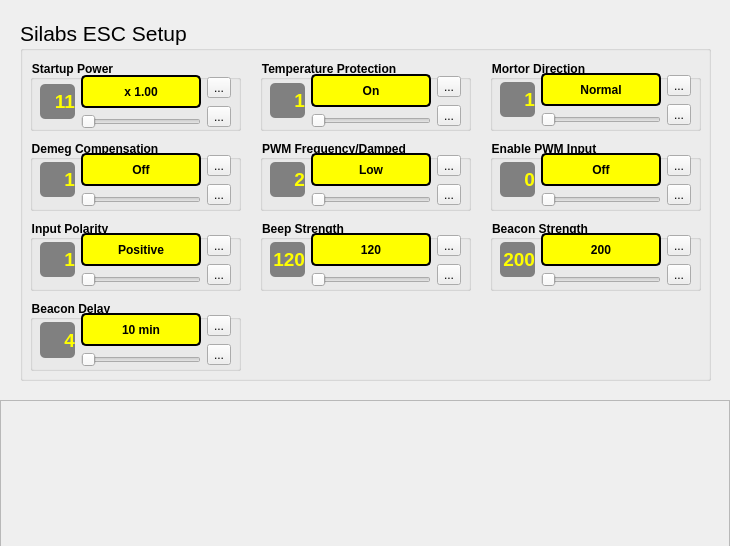
Before: the Qt Designer form src/uavconfig.ui in nlbtuyen/ConfigurationGCS, drawn with Qt 5.
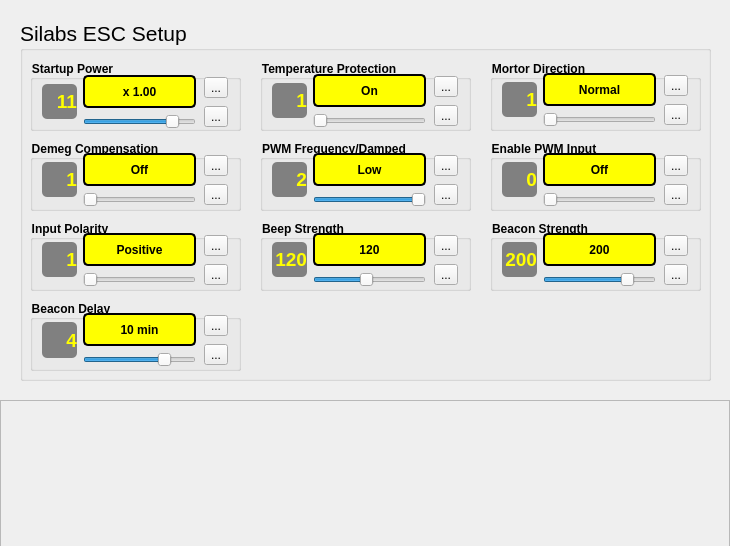
After: the same form once the commit is applied. The open tabs and pages were chosen to show the change. Icons and pictures are not drawn.

Commit message: Update BLHeli (except undo button)

```diff
--- a/src/uavconfig.ui
+++ b/src/uavconfig.ui
@@ -3869,6 +3869,18 @@
            <layout class="QVBoxLayout" name="verticalLayout_70">
             <item>
              <widget class="QLabel" name="label_startupTitle">
+              <property name="minimumSize">
+               <size>
+                <width>113</width>
+                <height>0</height>
+               </size>
+              </property>
+              <property name="maximumSize">
+               <size>
+                <width>113</width>
+                <height>16777215</height>
+               </size>
+              </property>
               <property name="styleSheet">
                <string notr="true">QLabel{
 	background-color: yellow;
@@ -3887,12 +3899,27 @@
             </item>
             <item>
              <widget class="QSlider" name="slide_startup">
+              <property name="minimumSize">
+               <size>
+                <width>113</width>
+                <height>0</height>
+               </size>
+              </property>
+              <property name="maximumSize">
+               <size>
+                <width>113</width>
+                <height>16777215</height>
+               </size>
+              </property>
               <property name="minimum">
                <number>1</number>
               </property>
               <property name="maximum">
                <number>13</number>
               </property>
+              <property name="value">
+               <number>11</number>
+              </property>
               <property name="orientation">
                <enum>Qt::Horizontal</enum>
               </property>
@@ -4007,6 +4034,18 @@
            <layout class="QVBoxLayout" name="verticalLayout_71">
             <item>
              <widget class="QLabel" name="label_tempeTitle">
+              <property name="minimumSize">
+               <size>
+                <width>113</width>
+                <height>0</height>
+               </size>
+              </property>
+              <property name="maximumSize">
+               <size>
+                <width>113</width>
+                <height>16777215</height>
+               </size>
+              </property>
               <property name="styleSheet">
                <string notr="true">QLabel{
 	background-color: yellow;
@@ -4025,6 +4064,18 @@
             </item>
             <item>
              <widget class="QSlider" name="slide_tempe">
+              <property name="minimumSize">
+               <size>
+                <width>113</width>
+                <height>0</height>
+               </size>
+              </property>
+              <property name="maximumSize">
+               <size>
+                <width>113</width>
+                <height>16777215</height>
+               </size>
+              </property>
               <property name="maximum">
                <number>1</number>
               </property>
@@ -4142,6 +4193,18 @@
            <layout class="QVBoxLayout" name="verticalLayout_72">
             <item>
              <widget class="QLabel" name="label_motorTitle">
+              <property name="minimumSize">
+               <size>
+                <width>113</width>
+                <height>0</height>
+               </size>
+              </property>
+              <property name="maximumSize">
+               <size>
+                <width>113</width>
+                <height>16777215</height>
+               </size>
+              </property>
               <property name="styleSheet">
                <string notr="true">QLabel{
 	background-color: yellow;
@@ -4160,6 +4223,18 @@
             </item>
             <item>
              <widget class="QSlider" name="slide_motor">
+              <property name="minimumSize">
+               <size>
+                <width>113</width>
+                <height>0</height>
+               </size>
+              </property>
+              <property name="maximumSize">
+               <size>
+                <width>113</width>
+                <height>16777215</height>
+               </size>
+              </property>
               <property name="minimum">
                <number>1</number>
               </property>
@@ -4280,6 +4355,18 @@
            <layout class="QVBoxLayout" name="verticalLayout_73">
             <item>
              <widget class="QLabel" name="label_demegTitle">
+              <property name="minimumSize">
+               <size>
+                <width>113</width>
+                <height>0</height>
+               </size>
+              </property>
+              <property name="maximumSize">
+               <size>
+                <width>113</width>
+                <height>16777215</height>
+               </size>
+              </property>
               <property name="styleSheet">
                <string notr="true">QLabel{
 	background-color: yellow;
@@ -4298,6 +4385,18 @@
             </item>
             <item>
              <widget class="QSlider" name="slide_demeg">
+              <property name="minimumSize">
+               <size>
+                <width>113</width>
+                <height>0</height>
+               </size>
+              </property>
+              <property name="maximumSize">
+               <size>
+                <width>113</width>
+                <height>16777215</height>
+               </size>
+              </property>
               <property name="minimum">
                <number>1</number>
               </property>
@@ -4418,6 +4517,18 @@
            <layout class="QVBoxLayout" name="verticalLayout_74">
             <item>
              <widget class="QLabel" name="label_PWMTitle">
+              <property name="minimumSize">
+               <size>
+                <width>113</width>
+                <height>0</height>
+               </size>
+              </property>
+              <property name="maximumSize">
+               <size>
+                <width>113</width>
+                <height>16777215</height>
+               </size>
+              </property>
               <property name="styleSheet">
                <string notr="true">QLabel{
 	background-color: yellow;
@@ -4436,12 +4547,27 @@
             </item>
             <item>
              <widget class="QSlider" name="slide_PWM">
+              <property name="minimumSize">
+               <size>
+                <width>113</width>
+                <height>0</height>
+               </size>
+              </property>
+              <property name="maximumSize">
+               <size>
+                <width>113</width>
+                <height>16777215</height>
+               </size>
+              </property>
               <property name="minimum">
                <number>1</number>
               </property>
               <property name="maximum">
                <number>2</number>
               </property>
+              <property name="value">
+               <number>2</number>
+              </property>
               <property name="orientation">
                <enum>Qt::Horizontal</enum>
               </property>
@@ -4556,6 +4682,18 @@
            <layout class="QVBoxLayout" name="verticalLayout_75">
             <item>
              <widget class="QLabel" name="label_enableTitle">
+              <property name="minimumSize">
+               <size>
+                <width>113</width>
+                <height>0</height>
+               </size>
+              </property>
+              <property name="maximumSize">
+               <size>
+                <width>113</width>
+                <height>16777215</height>
+               </size>
+              </property>
               <property name="styleSheet">
                <string notr="true">QLabel{
 	background-color: yellow;
@@ -4574,6 +4712,18 @@
             </item>
             <item>
              <widget class="QSlider" name="slide_enable">
+              <property name="minimumSize">
+               <size>
+                <width>113</width>
+                <height>0</height>
+               </size>
+              </property>
+              <property name="maximumSize">
+               <size>
+                <width>113</width>
+                <height>16777215</height>
+               </size>
+              </property>
               <property name="maximum">
                <number>1</number>
               </property>
@@ -4691,6 +4841,18 @@
            <layout class="QVBoxLayout" name="verticalLayout_77">
             <item>
              <widget class="QLabel" name="label_polarityTitle">
+              <property name="minimumSize">
+               <size>
+                <width>113</width>
+                <height>0</height>
+               </size>
+              </property>
+              <property name="maximumSize">
+               <size>
+                <width>113</width>
+                <height>16777215</height>
+               </size>
+              </property>
               <property name="styleSheet">
                <string notr="true">QLabel{
 	background-color: yellow;
@@ -4709,6 +4871,18 @@
             </item>
             <item>
              <widget class="QSlider" name="slide_polarity">
+              <property name="minimumSize">
+               <size>
+                <width>113</width>
+                <height>0</height>
+               </size>
+              </property>
+              <property name="maximumSize">
+               <size>
+                <width>113</width>
+                <height>16777215</height>
+               </size>
+              </property>
               <property name="minimum">
                <number>1</number>
               </property>
@@ -4829,6 +5003,18 @@
            <layout class="QVBoxLayout" name="verticalLayout_78">
             <item>
              <widget class="QLabel" name="label_beepTitle">
+              <property name="minimumSize">
+               <size>
+                <width>113</width>
+                <height>0</height>
+               </size>
+              </property>
+              <property name="maximumSize">
+               <size>
+                <width>113</width>
+                <height>16777215</height>
+               </size>
+              </property>
               <property name="styleSheet">
                <string notr="true">QLabel{
 	background-color: yellow;
@@ -4847,12 +5033,27 @@
             </item>
             <item>
              <widget class="QSlider" name="slide_beep">
+              <property name="minimumSize">
+               <size>
+                <width>113</width>
+                <height>0</height>
+               </size>
+              </property>
+              <property name="maximumSize">
+               <size>
+                <width>113</width>
+                <height>16777215</height>
+               </size>
+              </property>
               <property name="minimum">
                <number>1</number>
               </property>
               <property name="maximum">
                <number>255</number>
               </property>
+              <property name="value">
+               <number>120</number>
+              </property>
               <property name="orientation">
                <enum>Qt::Horizontal</enum>
               </property>
@@ -4966,7 +5167,19 @@
           <item>
            <layout class="QVBoxLayout" name="verticalLayout_79">
             <item>
-             <widget class="QLabel" name="label_strengthTitle">
+             <widget class="QLabel" name="label_beaconstrTitle">
+              <property name="minimumSize">
+               <size>
+                <width>113</width>
+                <height>0</height>
+               </size>
+              </property>
+              <property name="maximumSize">
+               <size>
+                <width>113</width>
+                <height>16777215</height>
+               </size>
+              </property>
               <property name="styleSheet">
                <string notr="true">QLabel{
 	background-color: yellow;
@@ -4984,13 +5197,28 @@
              </widget>
             </item>
             <item>
-             <widget class="QSlider" name="slide_strength">
+             <widget class="QSlider" name="slide_beaconstr">
+              <property name="minimumSize">
+               <size>
+                <width>113</width>
+                <height>0</height>
+               </size>
+              </property>
+              <property name="maximumSize">
+               <size>
+                <width>113</width>
+                <height>16777215</height>
+               </size>
+              </property>
               <property name="minimum">
                <number>1</number>
               </property>
               <property name="maximum">
                <number>255</number>
               </property>
+              <property name="value">
+               <number>200</number>
+              </property>
               <property name="orientation">
                <enum>Qt::Horizontal</enum>
               </property>
@@ -5105,6 +5333,18 @@
            <layout class="QVBoxLayout" name="verticalLayout_81">
             <item>
              <widget class="QLabel" name="label_delayTitle">
+              <property name="minimumSize">
+               <size>
+                <width>113</width>
+                <height>0</height>
+               </size>
+              </property>
+              <property name="maximumSize">
+               <size>
+                <width>113</width>
+                <height>16777215</height>
+               </size>
+              </property>
               <property name="styleSheet">
                <string notr="true">QLabel{
 	background-color: yellow;
@@ -5123,12 +5363,27 @@
             </item>
             <item>
              <widget class="QSlider" name="slide_delay">
+              <property name="minimumSize">
+               <size>
+                <width>113</width>
+                <height>0</height>
+               </size>
+              </property>
+              <property name="maximumSize">
+               <size>
+                <width>113</width>
+                <height>16777215</height>
+               </size>
+              </property>
               <property name="minimum">
                <number>1</number>
               </property>
               <property name="maximum">
                <number>5</number>
               </property>
+              <property name="value">
+               <number>4</number>
+              </property>
               <property name="orientation">
                <enum>Qt::Horizontal</enum>
               </property>
```
Left out of the diff: 28 changed lines with no effect on the pictures. The commit also changes 3 other files.
